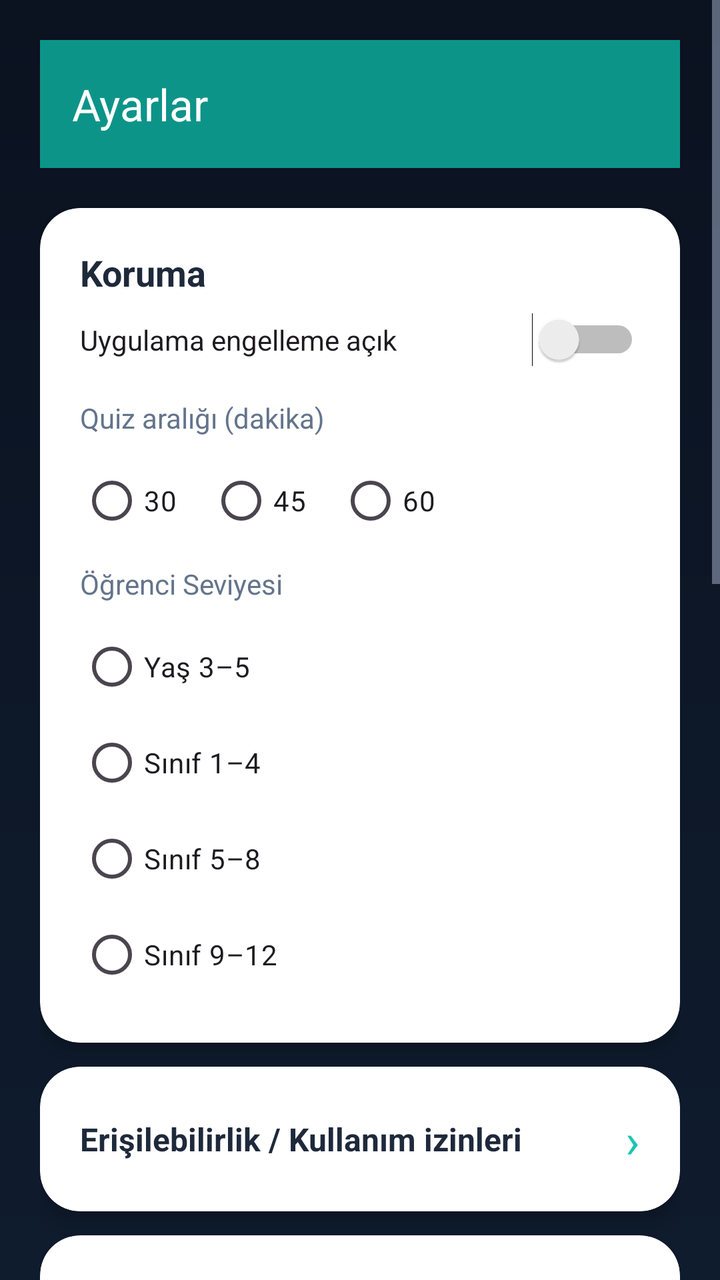
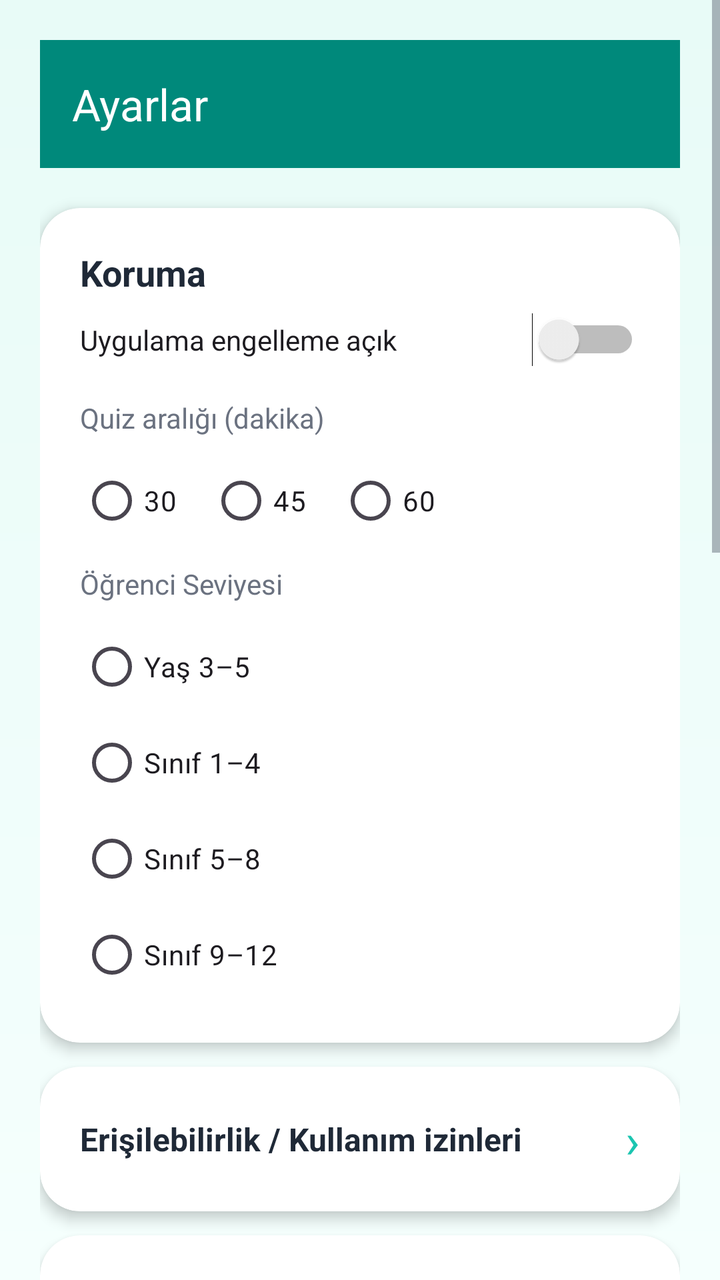

Before-and-after screenshots of an Android layout around one commit, followed by the original layout XML and the change that was made.
<!-- AndroidManifest.xml: application theme Theme.BrainBuddy -->
<!-- res/layout/activity_settings.xml -->
<?xml version="1.0" encoding="utf-8"?>
<ScrollView xmlns:android="http://schemas.android.com/apk/res/android"
    xmlns:app="http://schemas.android.com/apk/res-auto"
    android:background="@drawable/bg_gradient"
    android:layout_width="match_parent"
    android:layout_height="match_parent"
    android:fillViewport="true">

    <LinearLayout
        android:layout_width="match_parent"
        android:layout_height="wrap_content"
        android:orientation="vertical"
        android:padding="20dp">

        <com.google.android.material.appbar.MaterialToolbar
            android:id="@+id/toolbar"
            android:layout_width="match_parent"
            android:layout_height="?attr/actionBarSize"
            android:background="@color/bb_turquoise_dark"
            app:titleTextColor="@color/white"
            app:title="@string/settings_title"/>

        <com.google.android.material.card.MaterialCardView
            style="@style/BB.HomeCard"
            android:id="@+id/cardProtection"
            android:layout_width="match_parent"
            android:layout_height="wrap_content"
            android:layout_marginTop="20dp"
            app:cardBackgroundColor="@color/white">

            <LinearLayout
                android:layout_width="match_parent"
                android:layout_height="wrap_content"
                android:orientation="vertical"
                android:padding="20dp">

                <TextView
                    android:text="Koruma"
                    android:textColor="@color/bb_text_dark"
                    android:textSize="18sp"
                    android:textStyle="bold"
                    android:layout_width="match_parent"
                    android:layout_height="wrap_content"/>

                <Switch
                    android:id="@+id/switchProtection"
                    android:text="Uygulama engelleme açık"
                    android:layout_width="match_parent"
                    android:layout_height="wrap_content"
                    android:layout_marginTop="8dp"/>

                <TextView
                    android:layout_marginTop="16dp"
                    android:textColor="@color/bb_text_dark_muted"
                    android:text="Quiz aralığı (dakika)"
                    android:textSize="14sp"
                    android:layout_width="match_parent"
                    android:layout_height="wrap_content"/>

                <RadioGroup
                    android:id="@+id/intervalGroup"
                    android:layout_width="match_parent"
                    android:layout_height="wrap_content"
                    android:orientation="horizontal"
                    android:layout_marginTop="8dp">
                    <RadioButton android:id="@+id/interval30" android:text="30" android:layout_width="wrap_content" android:layout_height="wrap_content"/>
                    <RadioButton android:id="@+id/interval45" android:text="45" android:layout_width="wrap_content" android:layout_height="wrap_content" android:layout_marginStart="16dp"/>
                    <RadioButton android:id="@+id/interval60" android:text="60" android:layout_width="wrap_content" android:layout_height="wrap_content" android:layout_marginStart="16dp"/>
                </RadioGroup>

                <TextView
                    android:layout_marginTop="8dp"
                    android:textColor="@color/bb_text_dark_muted"
                    android:text="Öğrenci Seviyesi"
                    android:textSize="14sp"
                    android:layout_width="match_parent"
                    android:layout_height="wrap_content"/>

                <RadioGroup
                    android:id="@+id/levelGroup"
                    android:layout_width="match_parent"
                    android:layout_height="wrap_content"
                    android:orientation="vertical"
                    android:layout_marginTop="8dp">

                    <RadioButton
                        android:id="@+id/levelAges3to5"
                        android:text="Yaş 3–5"
                        android:layout_width="match_parent"
                        android:layout_height="wrap_content"/>

                    <RadioButton
                        android:id="@+id/levelGrades1to4"
                        android:text="Sınıf 1–4"
                        android:layout_width="match_parent"
                        android:layout_height="wrap_content"/>

                    <RadioButton
                        android:id="@+id/levelGrades5to8"
                        android:text="Sınıf 5–8"
                        android:layout_width="match_parent"
                        android:layout_height="wrap_content"/>

                    <RadioButton
                        android:id="@+id/levelGrades9to12"
                        android:text="Sınıf 9–12"
                        android:layout_width="match_parent"
                        android:layout_height="wrap_content"/>
                </RadioGroup>
            </LinearLayout>
        </com.google.android.material.card.MaterialCardView>

        <com.google.android.material.card.MaterialCardView
            android:id="@+id/cardPermissions"
            style="@style/BB.HomeCard"
            android:layout_width="match_parent"
            android:layout_height="wrap_content"
            android:layout_marginTop="12dp"
            app:cardBackgroundColor="@color/white">

            <LinearLayout
                android:layout_width="match_parent"
                android:layout_height="wrap_content"
                android:orientation="horizontal"
                android:gravity="center_vertical"
                android:padding="20dp">

                <TextView
                    android:layout_width="0dp"
                    android:layout_height="wrap_content"
                    android:layout_weight="1"
                    android:text="Erişilebilirlik / Kullanım izinleri"
                    android:textSize="16sp"
                    android:textStyle="bold"
                    android:textColor="@color/bb_text_dark"/>

                <TextView
                    android:layout_width="wrap_content"
                    android:layout_height="wrap_content"
                    android:text="›"
                    android:textSize="24sp"
                    android:textColor="@color/bb_turquoise"/>
            </LinearLayout>
        </com.google.android.material.card.MaterialCardView>

        <com.google.android.material.card.MaterialCardView
            android:id="@+id/cardBlockedApps"
            style="@style/BB.HomeCard"
            android:layout_width="match_parent"
            android:layout_height="wrap_content"
            android:layout_marginTop="12dp"
            app:cardBackgroundColor="@color/white">

            <LinearLayout
                android:layout_width="match_parent"
                android:layout_height="wrap_content"
                android:orientation="horizontal"
                android:gravity="center_vertical"
                android:padding="20dp">

                <TextView
                    android:layout_width="0dp"
                    android:layout_height="wrap_content"
                    android:layout_weight="1"
                    android:text="Engellenen Uygulamalar"
                    android:textSize="16sp"
                    android:textStyle="bold"
                    android:textColor="@color/bb_text_dark"/>

                <TextView
                    android:layout_width="wrap_content"
                    android:layout_height="wrap_content"
                    android:text="›"
                    android:textSize="24sp"
                    android:textColor="@color/bb_turquoise"/>
            </LinearLayout>
        </com.google.android.material.card.MaterialCardView>

        <com.google.android.material.card.MaterialCardView
            android:id="@+id/cardTimeLimits"
            style="@style/BB.HomeCard"
            android:layout_width="match_parent"
            android:layout_height="wrap_content"
            android:layout_marginTop="12dp"
            app:cardBackgroundColor="@color/white">

            <LinearLayout
                android:layout_width="match_parent"
                android:layout_height="wrap_content"
                android:orientation="horizontal"
                android:gravity="center_vertical"
                android:padding="20dp">

                <TextView
                    android:layout_width="0dp"
                    android:layout_height="wrap_content"
                    android:layout_weight="1"
                    android:text="Zaman Limitleri"
                    android:textSize="16sp"
                    android:textStyle="bold"
                    android:textColor="@color/bb_text_dark"/>

                <TextView
                    android:layout_width="wrap_content"
                    android:layout_height="wrap_content"
                    android:text="›"
                    android:textSize="24sp"
                    android:textColor="@color/bb_turquoise"/>
            </LinearLayout>
        </com.google.android.material.card.MaterialCardView>

        <com.google.android.material.card.MaterialCardView
            android:id="@+id/cardReports"
            style="@style/BB.HomeCard"
            android:layout_width="match_parent"
            android:layout_height="wrap_content"
            android:layout_marginTop="12dp"
            app:cardBackgroundColor="@color/white">

            <LinearLayout
                android:layout_width="match_parent"
                android:layout_height="wrap_content"
                android:orientation="horizontal"
                android:gravity="center_vertical"
                android:padding="20dp">

                <TextView
                    android:layout_width="0dp"
                    android:layout_height="wrap_content"
                    android:layout_weight="1"
                    android:text="@string/reports_title"
                    android:textSize="16sp"
                    android:textStyle="bold"
                    android:textColor="@color/bb_text_dark"/>

                <TextView
                    android:layout_width="wrap_content"
                    android:layout_height="wrap_content"
                    android:text="›"
                    android:textSize="24sp"
                    android:textColor="@color/bb_turquoise"/>
            </LinearLayout>
        </com.google.android.material.card.MaterialCardView>

        <com.google.android.material.card.MaterialCardView
            android:id="@+id/cardSchedules"
            style="@style/BB.HomeCard"
            android:layout_width="match_parent"
            android:layout_height="wrap_content"
            android:layout_marginTop="12dp"
            app:cardBackgroundColor="@color/white">

            <LinearLayout
                android:layout_width="match_parent"
                android:layout_height="wrap_content"
                android:orientation="horizontal"
                android:gravity="center_vertical"
                android:padding="20dp">

                <TextView
                    android:layout_width="0dp"
                    android:layout_height="wrap_content"
                    android:layout_weight="1"
                    android:text="@string/schedule_title"
                    android:textSize="16sp"
                    android:textStyle="bold"
                    android:textColor="@color/bb_text_dark"/>

                <TextView
                    android:layout_width="wrap_content"
                    android:layout_height="wrap_content"
                    android:text="›"
                    android:textSize="24sp"
                    android:textColor="@color/bb_turquoise"/>
            </LinearLayout>
        </com.google.android.material.card.MaterialCardView>

        <com.google.android.material.card.MaterialCardView
            android:id="@+id/cardProfiles"
            style="@style/BB.HomeCard"
            android:layout_width="match_parent"
            android:layout_height="wrap_content"
            android:layout_marginTop="12dp"
            app:cardBackgroundColor="@color/white">

            <LinearLayout
                android:layout_width="match_parent"
                android:layout_height="wrap_content"
                android:orientation="horizontal"
                android:gravity="center_vertical"
                android:padding="20dp">

                <TextView
                    android:layout_width="0dp"
                    android:layout_height="wrap_content"
                    android:layout_weight="1"
                    android:text="@string/profiles_title"
                    android:textSize="16sp"
                    android:textStyle="bold"
                    android:textColor="@color/bb_text_dark"/>

                <TextView
                    android:layout_width="wrap_content"
                    android:layout_height="wrap_content"
                    android:text="›"
                    android:textSize="24sp"
                    android:textColor="@color/bb_turquoise"/>
            </LinearLayout>
        </com.google.android.material.card.MaterialCardView>

        <com.google.android.material.card.MaterialCardView
            android:id="@+id/cardRewardContracts"
            style="@style/BB.HomeCard"
            android:layout_width="match_parent"
            android:layout_height="wrap_content"
            android:layout_marginTop="12dp"
            app:cardBackgroundColor="@color/white">

            <LinearLayout
                android:layout_width="match_parent"
                android:layout_height="wrap_content"
                android:orientation="horizontal"
                android:gravity="center_vertical"
                android:padding="20dp">

                <TextView
                    android:layout_width="0dp"
                    android:layout_height="wrap_content"
                    android:layout_weight="1"
                    android:text="Ödül Sözleşmeleri"
                    android:textSize="16sp"
                    android:textStyle="bold"
                    android:textColor="@color/bb_text_dark"/>

                <TextView
                    android:layout_width="wrap_content"
                    android:layout_height="wrap_content"
                    android:text="›"
                    android:textSize="24sp"
                    android:textColor="@color/bb_turquoise"/>
            </LinearLayout>
        </com.google.android.material.card.MaterialCardView>

        <com.google.android.material.card.MaterialCardView
            android:id="@+id/cardShopDisable"
            style="@style/BB.HomeCard"
            android:layout_width="match_parent"
            android:layout_height="wrap_content"
            android:layout_marginTop="12dp"
            app:cardBackgroundColor="@color/white">

            <LinearLayout
                android:layout_width="match_parent"
                android:layout_height="wrap_content"
                android:orientation="vertical"
                android:padding="20dp">

                <LinearLayout
                    android:layout_width="match_parent"
                    android:layout_height="wrap_content"
                    android:orientation="horizontal"
                    android:gravity="center_vertical">

                    <TextView
                        android:layout_width="0dp"
                        android:layout_height="wrap_content"
                        android:layout_weight="1"
                        android:text="Avatar mağazasını kapat"
                        android:textSize="16sp"
                        android:textStyle="bold"
                        android:textColor="@color/bb_text_dark"/>

                    <Switch
                        android:id="@+id/switchShopDisabled"
                        android:layout_width="wrap_content"
                        android:layout_height="wrap_content"/>
                </LinearLayout>
            </LinearLayout>
        </com.google.android.material.card.MaterialCardView>

        <com.google.android.material.card.MaterialCardView
            android:id="@+id/cardBackup"
            style="@style/BB.HomeCard"
            android:layout_width="match_parent"
            android:layout_height="wrap_content"
            android:layout_marginTop="12dp"
            app:cardBackgroundColor="@color/white">

            <LinearLayout
                android:layout_width="match_parent"
                android:layout_height="wrap_content"
                android:orientation="horizontal"
                android:gravity="center_vertical"
                android:padding="20dp">

                <TextView
                    android:layout_width="0dp"
                    android:layout_height="wrap_content"
                    android:layout_weight="1"
                    android:text="@string/backup_export"
                    android:textSize="16sp"
                    android:textStyle="bold"
                    android:textColor="@color/bb_text_dark"/>

                <TextView
                    android:layout_width="wrap_content"
                    android:layout_height="wrap_content"
                    android:text="›"
                    android:textSize="24sp"
                    android:textColor="@color/bb_turquoise"/>
            </LinearLayout>
        </com.google.android.material.card.MaterialCardView>

        <com.google.android.material.card.MaterialCardView
            android:id="@+id/cardQuizSettings"
            style="@style/BB.HomeCard"
            android:layout_width="match_parent"
            android:layout_height="wrap_content"
            android:layout_marginTop="12dp"
            android:layout_marginBottom="24dp"
            app:cardBackgroundColor="@color/white">

            <LinearLayout
                android:layout_width="match_parent"
                android:layout_height="wrap_content"
                android:orientation="horizontal"
                android:gravity="center_vertical"
                android:padding="20dp">

                <TextView
                    android:layout_width="0dp"
                    android:layout_height="wrap_content"
                    android:layout_weight="1"
                    android:text="Test Ayarları (Zorluk, Soru Sayısı)"
                    android:textSize="16sp"
                    android:textStyle="bold"
                    android:textColor="@color/bb_text_dark"/>

                <TextView
                    android:layout_width="wrap_content"
                    android:layout_height="wrap_content"
                    android:text="›"
                    android:textSize="24sp"
                    android:textColor="@color/bb_turquoise"/>
            </LinearLayout>
        </com.google.android.material.card.MaterialCardView>

    </LinearLayout>
</ScrollView>
<!-- resources referenced by this layout -->
<resources>
  <color name="bb_text_dark">#1E293B</color>
  <color name="bb_text_dark_muted">#64748B</color>
  <color name="bb_turquoise">#19C6B3</color>
  <color name="bb_turquoise_dark">#0D9488</color>
  <color name="white">#FFFFFF</color>
  <!-- drawable bg_gradient (drawable) -->
  <?xml version="1.0" encoding="utf-8"?>
  <layer-list xmlns:android="http://schemas.android.com/apk/res/android">
      <item>
          <shape>
              <gradient
                  android:angle="270"
                  android:startColor="#0B1220"
                  android:endColor="#0F1C2E"/>
          </shape>
      </item>
  </layer-list>
  <string name="backup_export">Yedek Al</string>
  <string name="profiles_title">Profiller</string>
  <string name="reports_title">Raporlar</string>
  <string name="schedule_title">Zaman Çizelgeleri</string>
  <string name="settings_title">Ayarlar</string>
  <style name="BB.HomeCard" parent="Widget.Material3.CardView.Elevated">
          <item name="cardCornerRadius">20dp</item>
          <item name="cardElevation">6dp</item>
      </style>
  <style name="Theme.BrainBuddy" parent="Theme.Material3.DayNight.NoActionBar">
          
          <item name="colorPrimary">@color/bb_primary</item>
          <item name="colorOnPrimary">@color/white</item>
          <item name="colorSecondary">@color/bb_secondary</item>
          <item name="colorOnSecondary">@color/white</item>
          <item name="colorTertiary">@color/bb_tertiary</item>
          <item name="colorOnTertiary">@color/white</item>
  
          
          <item name="android:windowBackground">@color/bb_bg</item>
          <item name="android:textColorPrimary">@color/bb_text</item>
          <item name="android:textColorSecondary">@color/bb_text_muted</item>
      </style>
  <color name="bb_primary">#19C6B3</color>
  <color name="bb_secondary">#38BDF8</color>
  <color name="bb_tertiary">#A78BFA</color>
  <color name="bb_bg">#0B1220</color>
  <color name="bb_text">#EAF0FF</color>
  <color name="bb_text_muted">#A9B4D0</color>
</resources>

<!-- the commit's change to res/layout/activity_settings.xml (unified diff, before → after) -->
@@ -338,6 +338,43 @@
                     android:text="›"
                     android:textSize="24sp"
                     android:textColor="@color/bb_turquoise"/>
+            </LinearLayout>
+        </com.google.android.material.card.MaterialCardView>
+
+        <com.google.android.material.card.MaterialCardView
+            android:id="@+id/cardAdsDisable"
+            style="@style/BB.HomeCard"
+            android:layout_width="match_parent"
+            android:layout_height="wrap_content"
+            android:layout_marginTop="12dp"
+            app:cardBackgroundColor="@color/white">
+
+            <LinearLayout
+                android:layout_width="match_parent"
+                android:layout_height="wrap_content"
+                android:orientation="vertical"
+                android:padding="20dp">
+
+                <LinearLayout
+                    android:layout_width="match_parent"
+                    android:layout_height="wrap_content"
+                    android:orientation="horizontal"
+                    android:gravity="center_vertical">
+
+                    <TextView
+                        android:layout_width="0dp"
+                        android:layout_height="wrap_content"
+                        android:layout_weight="1"
+                        android:text="Reklamları devre dışı bırak"
+                        android:textSize="16sp"
+                        android:textStyle="bold"
+                        android:textColor="@color/bb_text_dark"/>
+
+                    <Switch
+                        android:id="@+id/switchAdsDisabled"
+                        android:layout_width="wrap_content"
+                        android:layout_height="wrap_content"/>
+                </LinearLayout>
             </LinearLayout>
         </com.google.android.material.card.MaterialCardView>
 
<!-- resource entries referenced after the edit -->
@@ -1,9 +1,9 @@
 <!-- resources referenced by this layout -->
 <resources>
-  <color name="bb_text_dark">#1E293B</color>
-  <color name="bb_text_dark_muted">#64748B</color>
-  <color name="bb_turquoise">#19C6B3</color>
-  <color name="bb_turquoise_dark">#0D9488</color>
+  <color name="bb_text_dark">#1F2937</color>
+  <color name="bb_text_dark_muted">#6B7280</color>
+  <color name="bb_turquoise">#1BC5B0</color>
+  <color name="bb_turquoise_dark">#00897B</color>
   <color name="white">#FFFFFF</color>
   <!-- drawable bg_gradient (drawable) -->
   <?xml version="1.0" encoding="utf-8"?>
@@ -12,8 +12,8 @@
           <shape>
               <gradient
                   android:angle="270"
-                  android:startColor="#0B1220"
-                  android:endColor="#0F1C2E"/>
+                  android:startColor="#E8FBF7"
+                  android:endColor="#F5FFFD"/>
           </shape>
       </item>
   </layer-list>
@@ -24,27 +24,26 @@
   <string name="settings_title">Ayarlar</string>
   <style name="BB.HomeCard" parent="Widget.Material3.CardView.Elevated">
           <item name="cardCornerRadius">20dp</item>
-          <item name="cardElevation">6dp</item>
+          <item name="cardElevation">4dp</item>
+          <item name="cardBackgroundColor">@color/white</item>
       </style>
-  <style name="Theme.BrainBuddy" parent="Theme.Material3.DayNight.NoActionBar">
-          
+  <style name="Theme.BrainBuddy" parent="Theme.Material3.Light.NoActionBar">
           <item name="colorPrimary">@color/bb_primary</item>
           <item name="colorOnPrimary">@color/white</item>
           <item name="colorSecondary">@color/bb_secondary</item>
           <item name="colorOnSecondary">@color/white</item>
-          <item name="colorTertiary">@color/bb_tertiary</item>
-          <item name="colorOnTertiary">@color/white</item>
-  
-          
+          <item name="colorTertiary">@color/bb_accent</item>
+          <item name="colorOnTertiary">@color/black</item>
           <item name="android:windowBackground">@color/bb_bg</item>
           <item name="android:textColorPrimary">@color/bb_text</item>
           <item name="android:textColorSecondary">@color/bb_text_muted</item>
       </style>
-  <color name="bb_primary">#19C6B3</color>
-  <color name="bb_secondary">#38BDF8</color>
-  <color name="bb_tertiary">#A78BFA</color>
-  <color name="bb_bg">#0B1220</color>
-  <color name="bb_text">#EAF0FF</color>
-  <color name="bb_text_muted">#A9B4D0</color>
+  <color name="bb_primary">#1BC5B0</color>
+  <color name="bb_secondary">#00897B</color>
+  <color name="bb_accent">#FFC107</color>
+  <color name="black">#000000</color>
+  <color name="bb_bg">#E8FBF7</color>
+  <color name="bb_text">#1F2937</color>
+  <color name="bb_text_muted">#6B7280</color>
 </resources>
 
